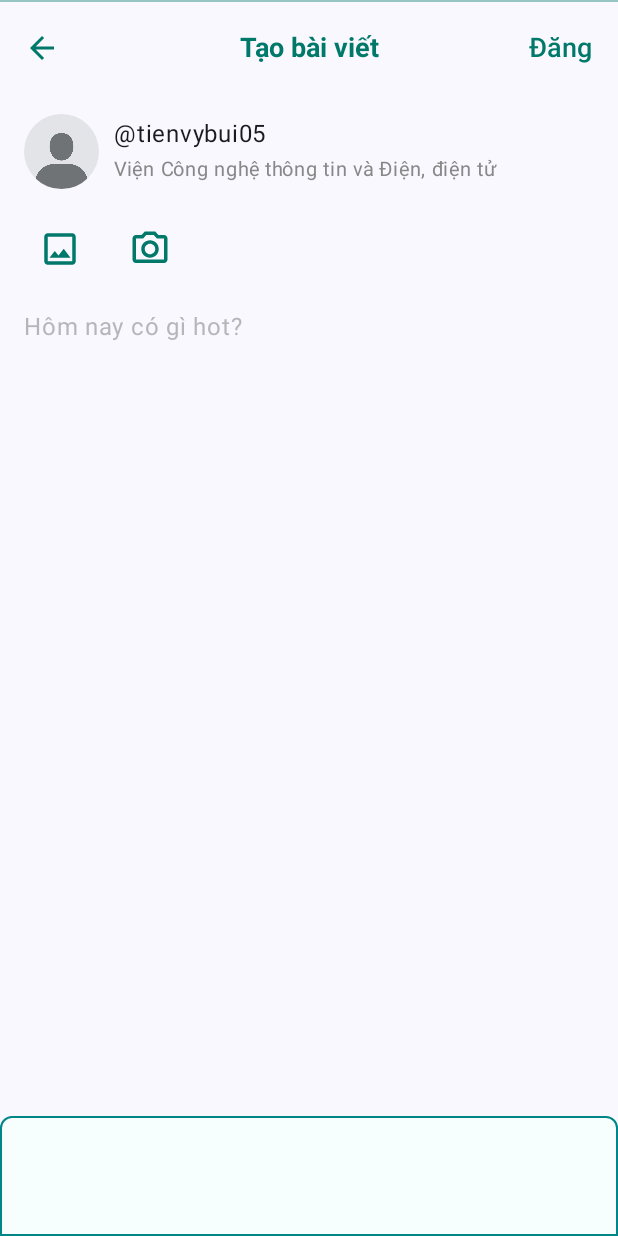
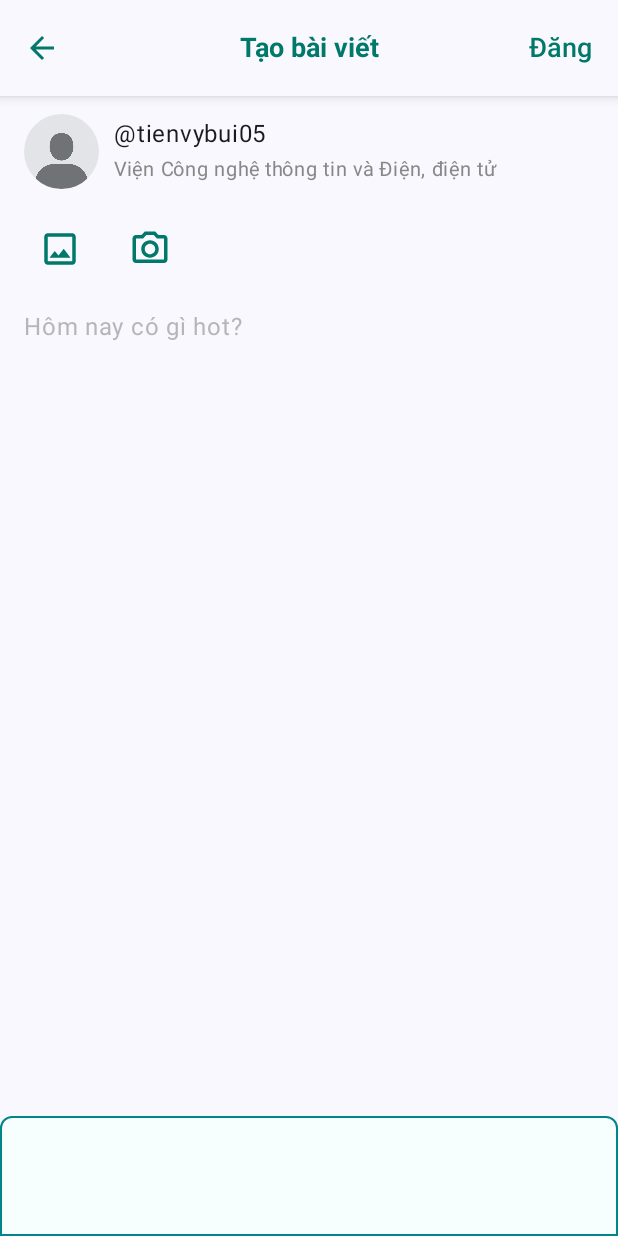
Before and after one commit to tienvybui05/UTH-HUB, an Android app built with Jetpack Compose: the CreatePost screen opened through its navigation route, on a phone screen of 412 x 824 dp. Run offline under Robolectric (Android 15) with nearby library versions, the phone set to English and light mode, and no system bars; libraries missing offline, so code that uses them is left out: compose.icons, compose.icons.fontawesomeicons; 2 statements that could not run were skipped.

Commit message:
update CreatePost.kt

```diff
--- a/app/src/main/java/com/example/uth_hub/Screens/CreatePost.kt
+++ b/app/src/main/java/com/example/uth_hub/Screens/CreatePost.kt
@@ -34,6 +34,10 @@ fun CreatePost(navController: NavController) {
 
     Scaffold(
         topBar = {
+            Surface(
+                color = Color.White,
+                shadowElevation = 5.dp // 👈 bóng nhẹ tự nhiên dưới appbar
+            ) {
                 CenterAlignedTopAppBar(
                     navigationIcon = {
                         IconButton(onClick = { navController.popBackStack() }) {
@@ -53,9 +57,7 @@ fun CreatePost(navController: NavController) {
                         )
                     },
                     actions = {
-                    TextButton(onClick = {
-                        // 👉 Xử lý khi nhấn "Đăng"
-                    }) {
+                        TextButton(onClick = { /* xử lý khi nhấn "Đăng" */ }) {
                             Text(
                                 text = "Đăng",
                                 fontSize = 18.sp,
@@ -65,14 +67,10 @@ fun CreatePost(navController: NavController) {
                         }
                     }
                 )
-            Divider(
-                color = Color(0xFF00796B).copy(alpha = 0.4f),
-                thickness = 1.dp
+            } // 👈 Surface đóng ngoặc tại đây
+        }
     )
-
-
-        }
-    ) { padding ->
+    { padding ->
         Column(
             modifier = Modifier
                 .padding(padding)
```
Lines whose indentation alone changed are shown as unchanged.
